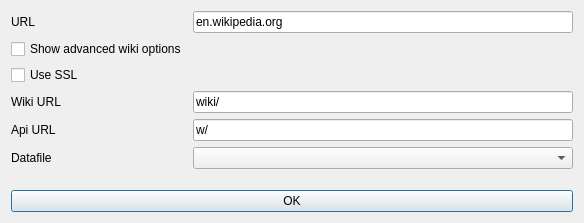
First picture: the form in src/openwikiform.ui, repository benapetr/smuggle, before the edit.
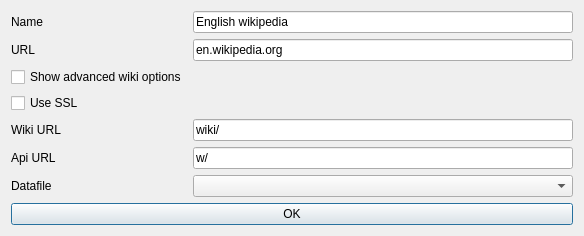
Second picture: the form after the edit.

Diff of the .ui file:
```diff
--- a/src/openwikiform.ui
+++ b/src/openwikiform.ui
@@ -16,56 +16,66 @@
   <layout class="QVBoxLayout" name="verticalLayout">
    <item>
     <layout class="QFormLayout" name="formLayout">
-     <item row="0" column="0">
+     <property name="fieldGrowthPolicy">
+      <enum>QFormLayout::AllNonFixedFieldsGrow</enum>
+     </property>
+     <item row="0" column="1">
+      <widget class="QLineEdit" name="lineEdit_4">
+       <property name="text">
+        <string>English wikipedia</string>
+       </property>
+      </widget>
+     </item>
+     <item row="1" column="0">
       <widget class="QLabel" name="label">
        <property name="text">
         <string>URL</string>
        </property>
       </widget>
      </item>
-     <item row="0" column="1">
+     <item row="1" column="1">
       <widget class="QLineEdit" name="lineEdit">
        <property name="text">
         <string>en.wikipedia.org</string>
        </property>
       </widget>
      </item>
-     <item row="1" column="0">
+     <item row="2" column="0">
       <widget class="QCheckBox" name="checkBox">
        <property name="text">
         <string>Show advanced wiki options</string>
        </property>
       </widget>
      </item>
-     <item row="2" column="0">
+     <item row="3" column="0">
       <widget class="QCheckBox" name="checkBox_2">
        <property name="text">
         <string>Use SSL</string>
        </property>
       </widget>
      </item>
-     <item row="3" column="0">
+     <item row="4" column="0">
       <widget class="QLabel" name="label_2">
        <property name="text">
         <string>Wiki URL</string>
        </property>
       </widget>
      </item>
-     <item row="4" column="0">
-      <widget class="QLabel" name="label_3">
-       <property name="text">
-        <string>Api URL</string>
-       </property>
-      </widget>
-     </item>
-     <item row="3" column="1">
+     <item row="4" column="1">
       <widget class="QLineEdit" name="lineEdit_2">
        <property name="text">
         <string>wiki/</string>
        </property>
       </widget>
      </item>
-     <item row="4" column="1">
+     <item row="5" column="0">
+      <widget class="QLabel" name="label_3">
+       <property name="text">
+        <string>Api URL</string>
+       </property>
+      </widget>
+     </item>
+     <item row="5" column="1">
       <widget class="QLineEdit" name="lineEdit_3">
        <property name="inputMask">
         <string/>
@@ -75,16 +85,23 @@
        </property>
       </widget>
      </item>
-     <item row="5" column="0">
+     <item row="6" column="0">
       <widget class="QLabel" name="label_4">
        <property name="text">
         <string>Datafile</string>
        </property>
       </widget>
      </item>
-     <item row="5" column="1">
+     <item row="6" column="1">
       <widget class="QComboBox" name="comboBox"/>
      </item>
+     <item row="0" column="0">
+      <widget class="QLabel" name="label_5">
+       <property name="text">
+        <string>Name</string>
+       </property>
+      </widget>
+     </item>
     </layout>
    </item>
    <item>
```
